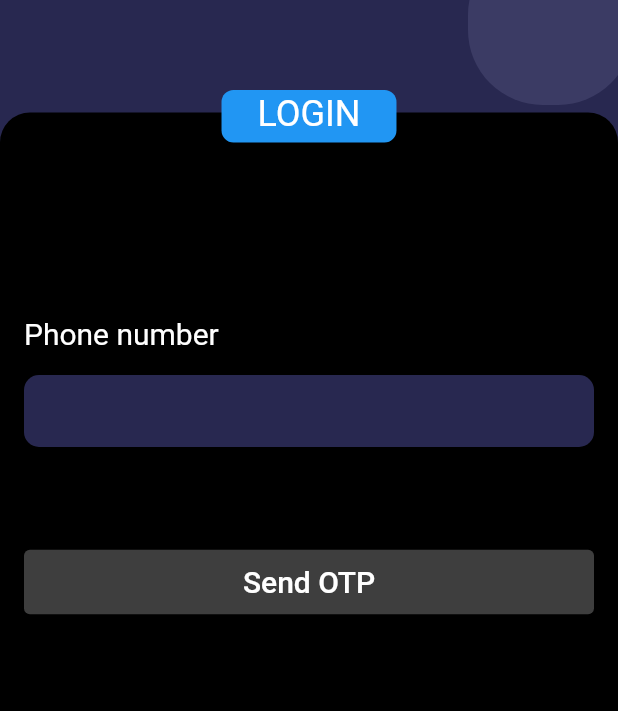
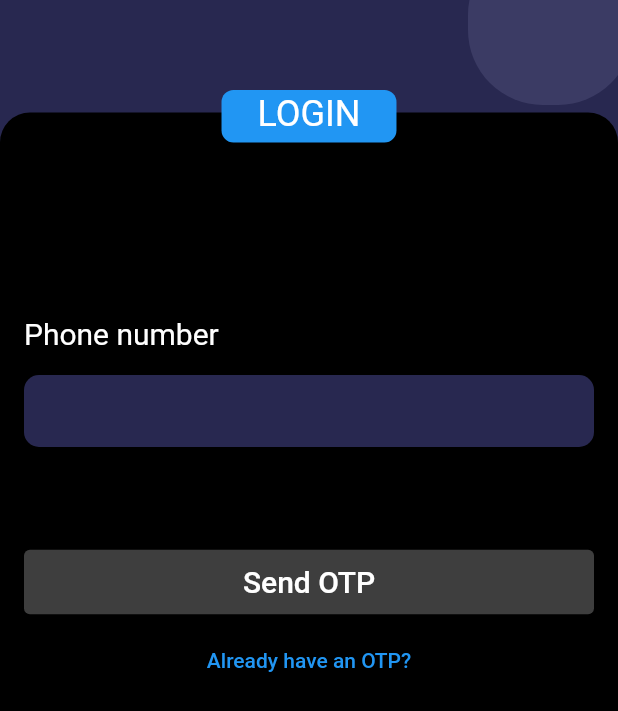
Before and after one commit to sundarlucifer/phnauth_and_qr, a Flutter app: the screen it shows after launch, on a phone screen of 412 x 824 dp. Shown: the top 711 px of the screen. Run offline on Flutter 3.47's test engine with Material 2 defaults, Android fonts, the phone set to English and light mode, and no system bars; our stand-ins replace cloud_firestore, firebase_auth, firebase_core, firebase_storage, qr_flutter; accounts and stored records are empty.

Commit message:
Switch button: sendOTP-enterOTP

```diff
--- a/lib/screens/login/login_form.dart
+++ b/lib/screens/login/login_form.dart
@@ -45,6 +45,13 @@ class _LoginFormState extends State<LoginForm> {
           _buildOtpWidget(),
           SizedBox(height: 50),
           _buildLoginButton(),
+          SizedBox(height: 4),
+          Center(
+            child: TextButton(
+              onPressed: () => setState(() => smsSent = !smsSent),
+              child: Text(smsSent ? 'Switch back to Send OTP?' : 'Already have an OTP?'),
+            ),
+          ),
         ],
       ),
     );
```
